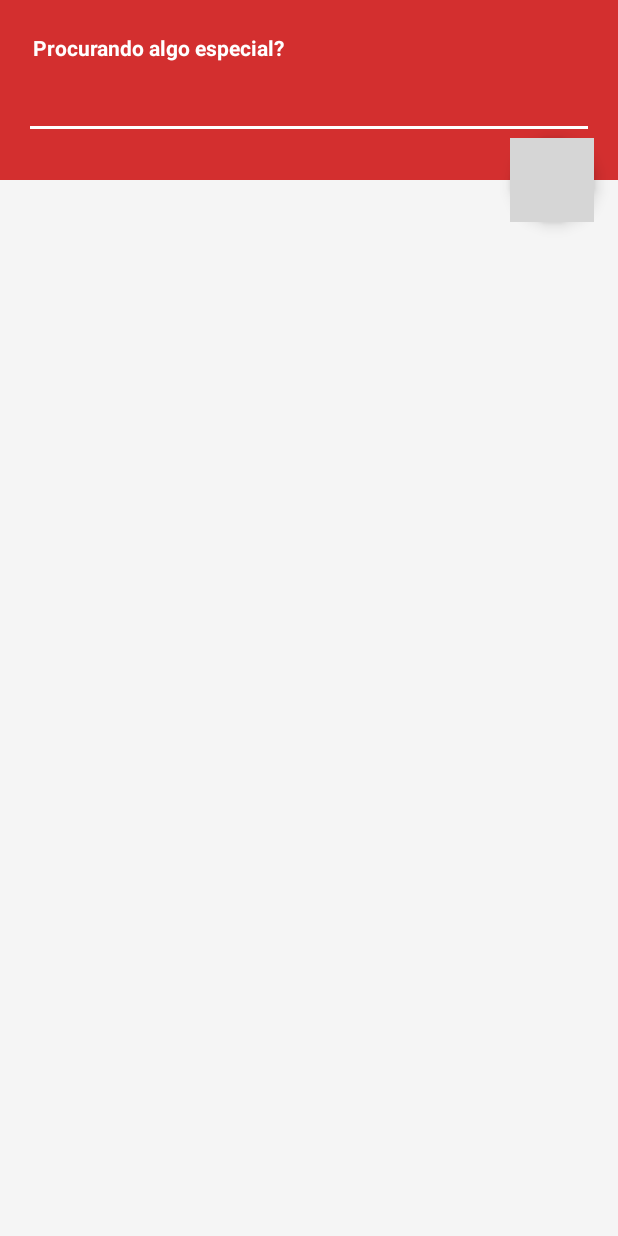
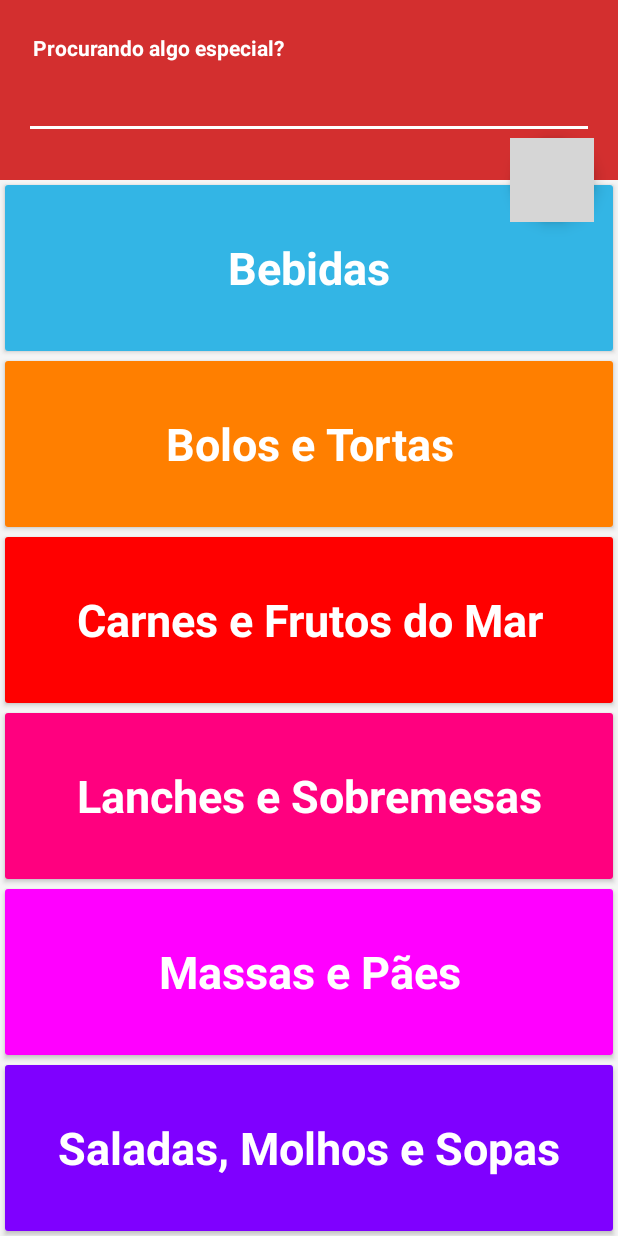
Before and after one commit to saulosaires/FitCook, an Android app: the layout search_fragment_dialog.xml on its own in the app's theme, with its tools: preview values and no code run, on a phone screen of 412 x 824 dp. Run offline under Robolectric (Android 15) with nearby library versions, the phone set to English and light mode, and no system bars; network calls fail; grey boxes are pictures that could not be loaded.

Commit message:
share app

```diff
--- a/app/src/main/res/layout/search_fragment_dialog.xml
+++ b/app/src/main/res/layout/search_fragment_dialog.xml
@@ -44,11 +44,140 @@
         </LinearLayout>
 
 
-        <ListView
-            android:id="@+id/list_invites"
+        <LinearLayout
+            android:id="@+id/list"
             android:layout_width="match_parent"
             android:layout_height="match_parent"
-            android:orientation="horizontal"/>
+            android:orientation="vertical">
+
+        <android.support.v7.widget.CardView
+
+            android:elevation="4dp"
+            android:layout_width="match_parent"
+            android:layout_height="match_parent"
+            android:layout_margin="3dp"
+            android:layout_weight="1"
+            android:background="@color/colorAccent">
+
+            <TextView
+
+                android:layout_width="match_parent"
+                android:layout_height="match_parent"
+                android:padding="6dp"
+                android:textSize="30dp"
+                android:textStyle="bold"
+                android:gravity="center"
+                android:background="@android:color/holo_blue_light"
+                android:text="@string/category_drink"
+                android:textColor="@android:color/white"/>
+
+            </android.support.v7.widget.CardView>
+
+
+        <android.support.v7.widget.CardView
+            android:layout_weight="1"
+            android:elevation="4dp"
+            android:layout_width="match_parent"
+            android:layout_height="match_parent"
+            android:layout_margin="3dp"
+            android:background="@color/colorAccent">
+
+            <TextView
+                android:gravity="center"
+                android:layout_width="match_parent"
+                android:layout_height="match_parent"
+                android:padding="6dp"
+                android:textSize="30dp"
+                android:textStyle="bold"
+                android:background="@color/orange"
+                android:text="@string/category_cake"
+                android:textColor="@android:color/white"/>
+
+        </android.support.v7.widget.CardView>
+
+
+        <android.support.v7.widget.CardView
+            android:layout_weight="1"
+            android:elevation="4dp"
+            android:layout_width="match_parent"
+            android:layout_height="match_parent"
+            android:layout_margin="3dp">
+
+            <TextView
+                android:gravity="center"
+                android:layout_width="match_parent"
+                android:layout_height="match_parent"
+                android:padding="6dp"
+                android:textSize="30dp"
+                android:textStyle="bold"
+                android:background="@color/red"
+                android:text="@string/category_meat"
+                android:textColor="@android:color/white"/>
+
+        </android.support.v7.widget.CardView>
+
+        <android.support.v7.widget.CardView
+            android:layout_weight="1"
+            android:elevation="4dp"
+            android:layout_width="match_parent"
+            android:layout_height="match_parent"
+            android:layout_margin="3dp">
+
+            <TextView
+                android:gravity="center"
+                android:layout_width="match_parent"
+                android:layout_height="match_parent"
+                android:padding="6dp"
+                android:textSize="30dp"
+                android:textStyle="bold"
+                android:background="@color/bright_pink"
+                android:text="@string/category_snack"
+                android:textColor="@android:color/white"/>
+
+        </android.support.v7.widget.CardView>
+
+        <android.support.v7.widget.CardView
+            android:layout_weight="1"
+            android:elevation="4dp"
+            android:layout_width="match_parent"
+            android:layout_height="match_parent"
+            android:layout_margin="3dp">
+
+            <TextView
+                android:gravity="center"
+                android:layout_width="match_parent"
+                android:layout_height="match_parent"
+                android:padding="6dp"
+                android:textSize="30dp"
+                android:textStyle="bold"
+                android:background="@color/magenta"
+                android:text="@string/category_pasta"
+                android:textColor="@android:color/white"/>
+
+        </android.support.v7.widget.CardView>
+
+        <android.support.v7.widget.CardView
+            android:layout_weight="1"
+            android:elevation="4dp"
+            android:layout_width="match_parent"
+            android:layout_height="match_parent"
+            android:layout_margin="3dp">
+
+            <TextView
+                android:gravity="center"
+                android:layout_width="match_parent"
+                android:layout_height="match_parent"
+                android:padding="6dp"
+                android:textSize="30dp"
+                android:textStyle="bold"
+                android:background="@color/violet"
+                android:text="@string/category_salad"
+                android:textColor="@android:color/white"/>
+
+        </android.support.v7.widget.CardView>
+
+
+        </LinearLayout>
 
     </LinearLayout>
 
--- a/app/src/main/res/values/color.xml
+++ b/app/src/main/res/values/color.xml
@@ -5,4 +5,22 @@
     <color name="light_accent">#FFCDD2</color>
     <color name="lightGrey">#BDBDBD</color>
     <color name="window_background">#FFF5F5F5</color>
+
+    <color name="bright_pink">#FF007F</color>
+    <color name="red">#FF0000</color>
+    <color name="orange">#FF7F00</color>
+    <color name="yellow">#FFFF00</color>
+    <color name="chartreuse">#7FFF00</color>
+    <color name="green">#00FF00</color>
+    <color name="spring_green">#00FF7F</color>
+    <color name="cyan">#00FFFF</color>
+    <color name="azure">#007FFF</color>
+    <color name="blue">#0000FF</color>
+    <color name="violet">#7F00FF</color>
+    <color name="magenta">#FF00FF</color>
+
+
+
+
+
 </resources>
```
Also changed, not shown: 1 other file.
